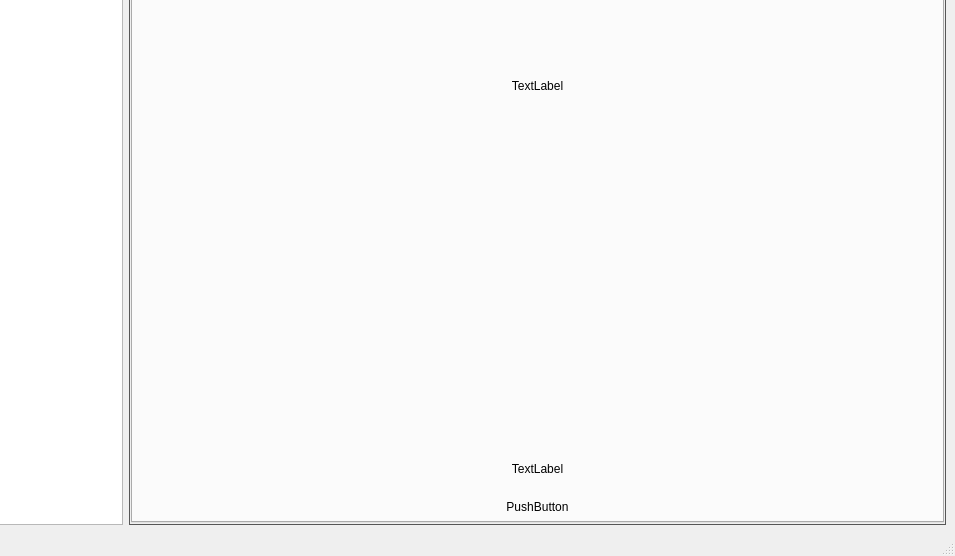
Before: the Qt Designer form new_thu/UI/main_viewer.ui in mihudaner/THU, drawn with Qt 5; both pictures show x 246 to 1201 and y 349 to 905 of the 1201 by 905 pixel window.
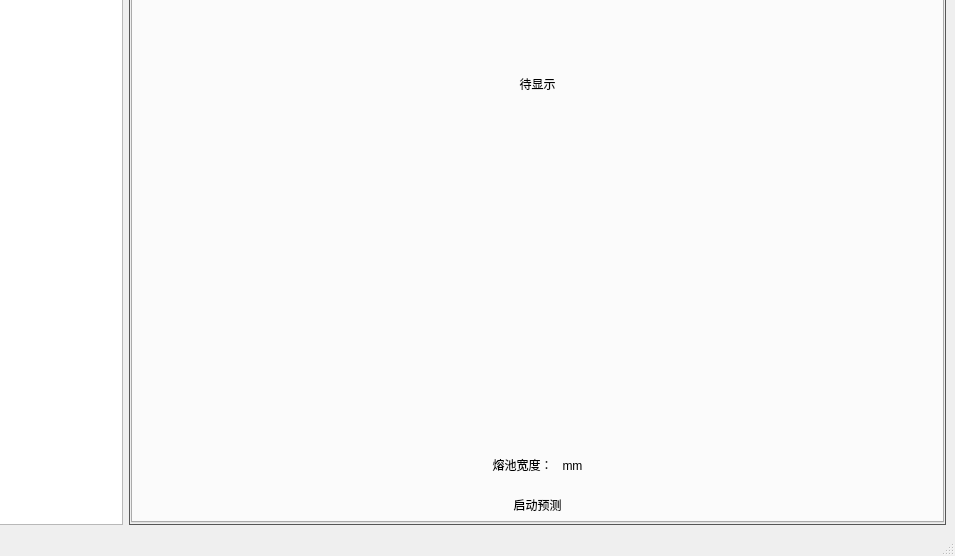
After: the same form once the commit is applied.

Commit message: 添加第三方调用和椭圆预测加到界面

```diff
--- a/new_thu/UI/main_viewer.ui
+++ b/new_thu/UI/main_viewer.ui
@@ -108,7 +108,7 @@
            <item>
             <widget class="QLabel" name="label_showpre">
              <property name="text">
-              <string>TextLabel</string>
+              <string>待显示</string>
              </property>
              <property name="alignment">
               <set>Qt::AlignCenter</set>
@@ -124,7 +124,7 @@
               </size>
              </property>
              <property name="text">
-              <string>TextLabel</string>
+              <string>熔池宽度：   mm</string>
              </property>
              <property name="alignment">
               <set>Qt::AlignCenter</set>
@@ -134,7 +134,7 @@
            <item>
             <widget class="QPushButton" name="btn_pre">
              <property name="text">
-              <string>PushButton</string>
+              <string>启动预测</string>
              </property>
             </widget>
            </item>
```
The commit also changes 18 other files.
